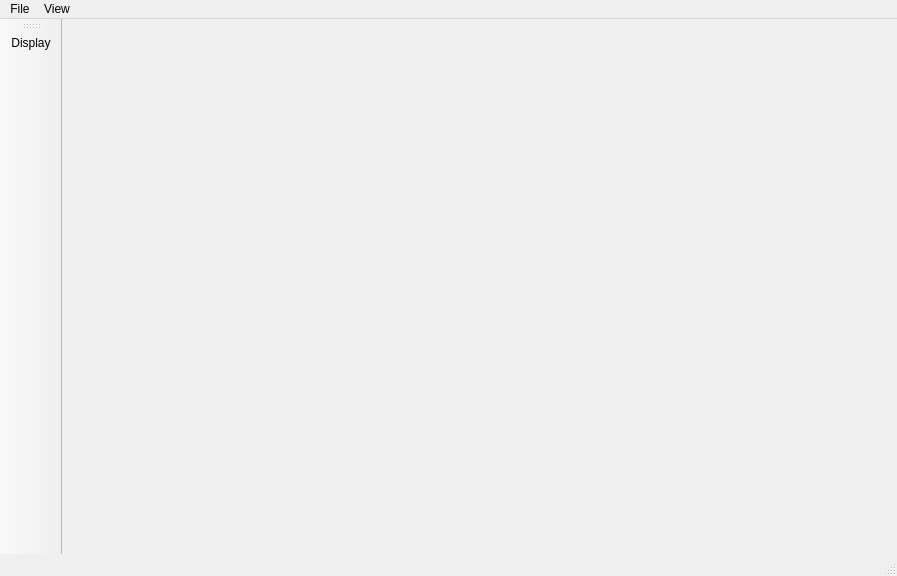
Above: mainwindow.ui from ofey404/MPSOscilloscope before the change. Below: the same form after it.
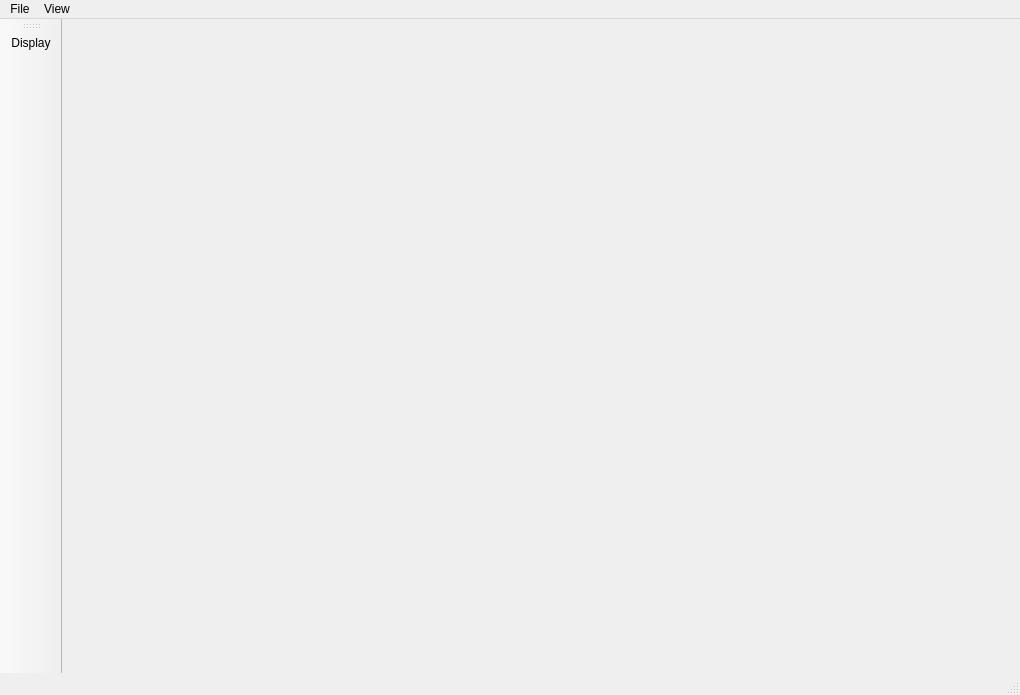
That is the form after the change.

The edit to the form file:
```diff
--- a/mainwindow.ui
+++ b/mainwindow.ui
@@ -6,8 +6,8 @@
    <rect>
     <x>0</x>
     <y>0</y>
-    <width>897</width>
-    <height>576</height>
+    <width>1020</width>
+    <height>695</height>
    </rect>
   </property>
   <property name="windowTitle">
@@ -36,7 +36,7 @@
     <rect>
      <x>0</x>
      <y>0</y>
-     <width>897</width>
+     <width>1020</width>
      <height>17</height>
     </rect>
    </property>
```
